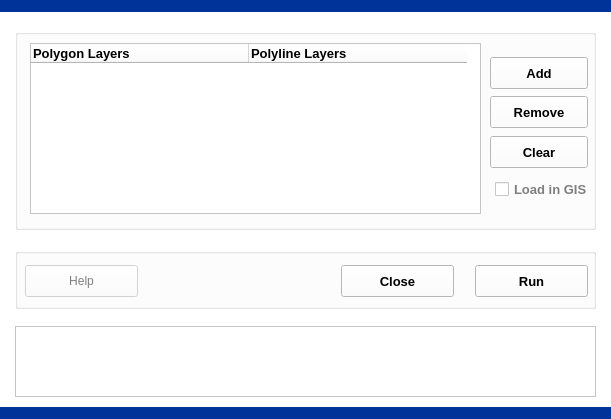
leonard-psu/PIHMgis, file 3VectorProcessing/2PolygonToPolylines/polygontopolylines.ui: the form before one commit.
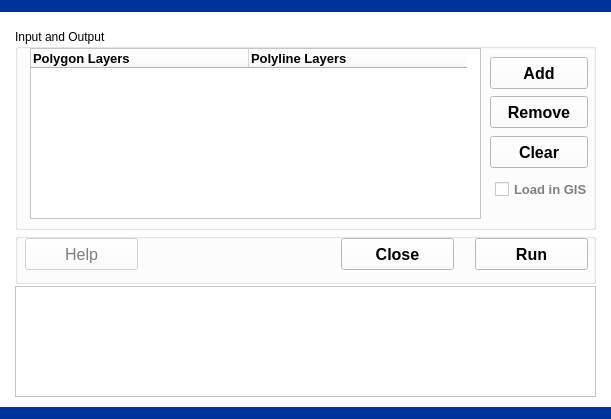
The form after the commit.

Patch:
```diff
--- a/3VectorProcessing/2PolygonToPolylines/polygontopolylines.ui
+++ b/3VectorProcessing/2PolygonToPolylines/polygontopolylines.ui
@@ -437,11 +437,16 @@
    <property name="geometry">
     <rect>
      <x>15</x>
-     <y>326</y>
+     <y>286</y>
      <width>581</width>
-     <height>71</height>
+     <height>111</height>
     </rect>
    </property>
+   <property name="font">
+    <font>
+     <pointsize>11</pointsize>
+    </font>
+   </property>
    <property name="lineWrapMode">
     <enum>QTextEdit::NoWrap</enum>
    </property>
@@ -1348,7 +1353,7 @@
     </rect>
    </property>
    <property name="title">
-    <string/>
+    <string>Input and Output</string>
    </property>
    <widget class="QPushButton" name="pushButtonAdd">
     <property name="geometry">
@@ -1361,7 +1366,7 @@
     </property>
     <property name="font">
      <font>
-      <pointsize>10</pointsize>
+      <pointsize>12</pointsize>
       <weight>75</weight>
       <bold>true</bold>
      </font>
@@ -1383,7 +1388,7 @@
     <property name="geometry">
      <rect>
       <x>15</x>
-      <y>14</y>
+      <y>19</y>
       <width>451</width>
       <height>171</height>
      </rect>
@@ -1391,7 +1396,7 @@
     <property name="font">
      <font>
       <family>Arial</family>
-      <pointsize>10</pointsize>
+      <pointsize>11</pointsize>
       <weight>75</weight>
       <bold>true</bold>
      </font>
@@ -1480,7 +1485,7 @@
     </property>
     <property name="font">
      <font>
-      <pointsize>10</pointsize>
+      <pointsize>12</pointsize>
       <weight>75</weight>
       <bold>true</bold>
      </font>
@@ -1536,7 +1541,7 @@
     </property>
     <property name="font">
      <font>
-      <pointsize>10</pointsize>
+      <pointsize>12</pointsize>
       <weight>75</weight>
       <bold>true</bold>
      </font>
@@ -1553,9 +1558,9 @@
    <property name="geometry">
     <rect>
      <x>15</x>
-     <y>248</y>
+     <y>233</y>
      <width>581</width>
-     <height>61</height>
+     <height>51</height>
     </rect>
    </property>
    <property name="title">
@@ -1568,11 +1573,16 @@
     <property name="geometry">
      <rect>
       <x>10</x>
-      <y>17</y>
+      <y>5</y>
       <width>113</width>
       <height>32</height>
      </rect>
     </property>
+    <property name="font">
+     <font>
+      <pointsize>12</pointsize>
+     </font>
+    </property>
     <property name="text">
      <string>Help</string>
     </property>
@@ -1584,14 +1594,14 @@
     <property name="geometry">
      <rect>
       <x>326</x>
-      <y>17</y>
+      <y>5</y>
       <width>113</width>
       <height>32</height>
      </rect>
     </property>
     <property name="font">
      <font>
-      <pointsize>10</pointsize>
+      <pointsize>12</pointsize>
       <weight>75</weight>
       <bold>true</bold>
      </font>
@@ -1607,14 +1617,14 @@
     <property name="geometry">
      <rect>
       <x>460</x>
-      <y>17</y>
+      <y>5</y>
       <width>113</width>
       <height>32</height>
      </rect>
     </property>
     <property name="font">
      <font>
-      <pointsize>10</pointsize>
+      <pointsize>12</pointsize>
       <weight>75</weight>
       <bold>true</bold>
      </font>
```
